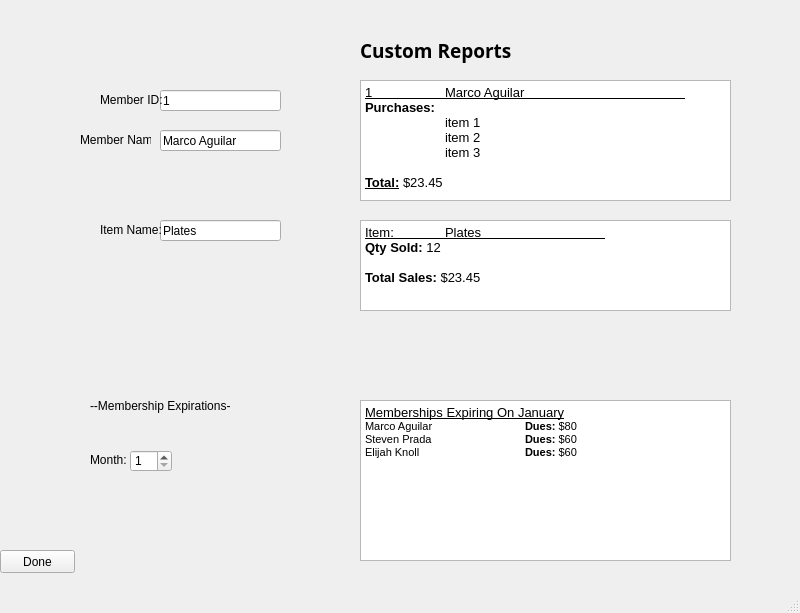
First picture: the form in Group4Project/mainwindow.ui, repository pradakev/Group4SuperWarehouse, before the edit.
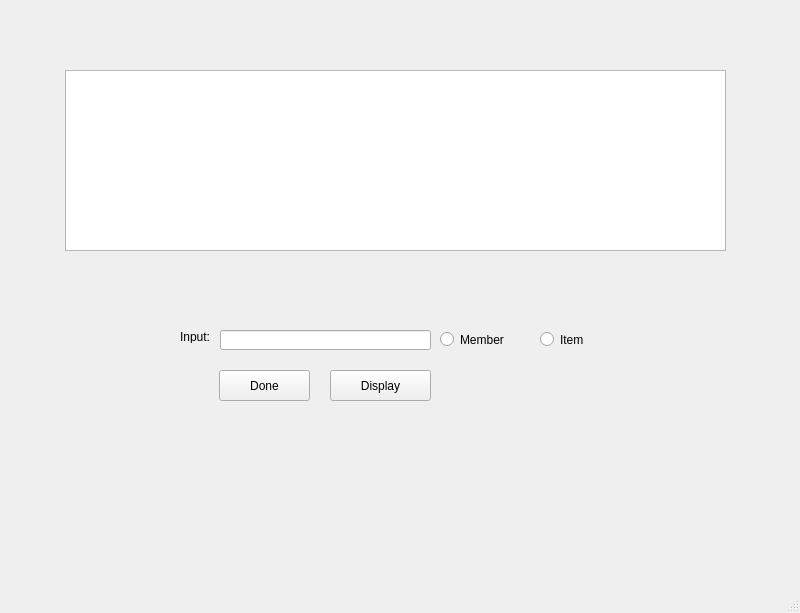
Second picture: the form after the edit. The open tabs and pages were chosen to show the change. Icons and pictures are not drawn.

```diff
--- a/Group4Project/mainwindow.ui
+++ b/Group4Project/mainwindow.ui
@@ -465,6 +465,93 @@
       </property>
      </widget>
     </widget>
+    <widget class="QWidget" name="Purchases">
+     <widget class="QLineEdit" name="lineEdit">
+      <property name="geometry">
+       <rect>
+        <x>220</x>
+        <y>330</y>
+        <width>211</width>
+        <height>20</height>
+       </rect>
+      </property>
+     </widget>
+     <widget class="QTextBrowser" name="textBrowser_4">
+      <property name="geometry">
+       <rect>
+        <x>65</x>
+        <y>70</y>
+        <width>661</width>
+        <height>181</height>
+       </rect>
+      </property>
+     </widget>
+     <widget class="QPushButton" name="purchases_done_pushButton">
+      <property name="geometry">
+       <rect>
+        <x>219</x>
+        <y>370</y>
+        <width>91</width>
+        <height>31</height>
+       </rect>
+      </property>
+      <property name="text">
+       <string>Done</string>
+      </property>
+     </widget>
+     <widget class="QPushButton" name="purchases_display_pushButton">
+      <property name="geometry">
+       <rect>
+        <x>330</x>
+        <y>370</y>
+        <width>101</width>
+        <height>31</height>
+       </rect>
+      </property>
+      <property name="text">
+       <string>Display</string>
+      </property>
+     </widget>
+     <widget class="QLabel" name="label_2">
+      <property name="geometry">
+       <rect>
+        <x>180</x>
+        <y>330</y>
+        <width>47</width>
+        <height>13</height>
+       </rect>
+      </property>
+      <property name="text">
+       <string>Input: </string>
+      </property>
+     </widget>
+     <widget class="QRadioButton" name="purchases_member_radioButton">
+      <property name="geometry">
+       <rect>
+        <x>440</x>
+        <y>330</y>
+        <width>84</width>
+        <height>19</height>
+       </rect>
+      </property>
+      <property name="text">
+       <string>Member</string>
+      </property>
+     </widget>
+     <widget class="QRadioButton" name="purchases_item_radioButton">
+      <property name="geometry">
+       <rect>
+        <x>540</x>
+        <y>330</y>
+        <width>84</width>
+        <height>19</height>
+       </rect>
+      </property>
+      <property name="text">
+       <string>Item</string>
+      </property>
+     </widget>
+    </widget>
     <widget class="QWidget" name="DailyReportPage_7">
      <property name="maximumSize">
       <size>
@@ -809,14 +896,14 @@
        <string>&lt;!DOCTYPE HTML PUBLIC &quot;-//W3C//DTD HTML 4.0//EN&quot; &quot;http://www.w3.org/TR/REC-html40/strict.dtd&quot;&gt;
 &lt;html&gt;&lt;head&gt;&lt;meta name=&quot;qrichtext&quot; content=&quot;1&quot; /&gt;&lt;style type=&quot;text/css&quot;&gt;
 p, li { white-space: pre-wrap; }
-&lt;/style&gt;&lt;/head&gt;&lt;body style=&quot; font-family:'.SF NS Text'; font-size:13pt; font-weight:400; font-style:normal;&quot;&gt;
-&lt;p style=&quot; margin-top:0px; margin-bottom:0px; margin-left:0px; margin-right:0px; -qt-block-indent:0; text-indent:0px;&quot;&gt;&lt;span style=&quot; font-family:'MS Shell Dlg 2'; font-size:10pt; text-decoration: underline;&quot;&gt;1	Marco Aguilar		&lt;/span&gt;&lt;/p&gt;
-&lt;p style=&quot; margin-top:0px; margin-bottom:0px; margin-left:0px; margin-right:0px; -qt-block-indent:0; text-indent:0px;&quot;&gt;&lt;span style=&quot; font-family:'MS Shell Dlg 2'; font-size:10pt; font-weight:600;&quot;&gt;Purchases:&lt;/span&gt;&lt;/p&gt;
-&lt;p style=&quot; margin-top:0px; margin-bottom:0px; margin-left:0px; margin-right:0px; -qt-block-indent:0; text-indent:0px;&quot;&gt;&lt;span style=&quot; font-family:'MS Shell Dlg 2'; font-size:10pt;&quot;&gt;	item 1&lt;/span&gt;&lt;/p&gt;
-&lt;p style=&quot; margin-top:0px; margin-bottom:0px; margin-left:0px; margin-right:0px; -qt-block-indent:0; text-indent:0px;&quot;&gt;&lt;span style=&quot; font-family:'MS Shell Dlg 2'; font-size:10pt;&quot;&gt;	item 2&lt;/span&gt;&lt;/p&gt;
-&lt;p style=&quot; margin-top:0px; margin-bottom:0px; margin-left:0px; margin-right:0px; -qt-block-indent:0; text-indent:0px;&quot;&gt;&lt;span style=&quot; font-family:'MS Shell Dlg 2'; font-size:10pt;&quot;&gt;	item 3&lt;/span&gt;&lt;/p&gt;
-&lt;p style=&quot;-qt-paragraph-type:empty; margin-top:0px; margin-bottom:0px; margin-left:0px; margin-right:0px; -qt-block-indent:0; text-indent:0px; font-family:'MS Shell Dlg 2'; font-size:10pt;&quot;&gt;&lt;br /&gt;&lt;/p&gt;
-&lt;p style=&quot; margin-top:0px; margin-bottom:0px; margin-left:0px; margin-right:0px; -qt-block-indent:0; text-indent:0px;&quot;&gt;&lt;span style=&quot; font-family:'MS Shell Dlg 2'; font-size:10pt; font-weight:600; text-decoration: underline;&quot;&gt;Total:&lt;/span&gt;&lt;span style=&quot; font-family:'MS Shell Dlg 2'; font-size:10pt;&quot;&gt; $23.45&lt;/span&gt;&lt;/p&gt;&lt;/body&gt;&lt;/html&gt;</string>
+&lt;/style&gt;&lt;/head&gt;&lt;body style=&quot; font-family:'MS Shell Dlg 2'; font-size:8.25pt; font-weight:400; font-style:normal;&quot;&gt;
+&lt;p style=&quot; margin-top:0px; margin-bottom:0px; margin-left:0px; margin-right:0px; -qt-block-indent:0; text-indent:0px;&quot;&gt;&lt;span style=&quot; font-size:10pt; text-decoration: underline;&quot;&gt;1	Marco Aguilar		&lt;/span&gt;&lt;/p&gt;
+&lt;p style=&quot; margin-top:0px; margin-bottom:0px; margin-left:0px; margin-right:0px; -qt-block-indent:0; text-indent:0px;&quot;&gt;&lt;span style=&quot; font-size:10pt; font-weight:600;&quot;&gt;Purchases:&lt;/span&gt;&lt;/p&gt;
+&lt;p style=&quot; margin-top:0px; margin-bottom:0px; margin-left:0px; margin-right:0px; -qt-block-indent:0; text-indent:0px;&quot;&gt;&lt;span style=&quot; font-size:10pt;&quot;&gt;	item 1&lt;/span&gt;&lt;/p&gt;
+&lt;p style=&quot; margin-top:0px; margin-bottom:0px; margin-left:0px; margin-right:0px; -qt-block-indent:0; text-indent:0px;&quot;&gt;&lt;span style=&quot; font-size:10pt;&quot;&gt;	item 2&lt;/span&gt;&lt;/p&gt;
+&lt;p style=&quot; margin-top:0px; margin-bottom:0px; margin-left:0px; margin-right:0px; -qt-block-indent:0; text-indent:0px;&quot;&gt;&lt;span style=&quot; font-size:10pt;&quot;&gt;	item 3&lt;/span&gt;&lt;/p&gt;
+&lt;p style=&quot;-qt-paragraph-type:empty; margin-top:0px; margin-bottom:0px; margin-left:0px; margin-right:0px; -qt-block-indent:0; text-indent:0px; font-size:10pt;&quot;&gt;&lt;br /&gt;&lt;/p&gt;
+&lt;p style=&quot; margin-top:0px; margin-bottom:0px; margin-left:0px; margin-right:0px; -qt-block-indent:0; text-indent:0px;&quot;&gt;&lt;span style=&quot; font-size:10pt; font-weight:600; text-decoration: underline;&quot;&gt;Total:&lt;/span&gt;&lt;span style=&quot; font-size:10pt;&quot;&gt; $23.45&lt;/span&gt;&lt;/p&gt;&lt;/body&gt;&lt;/html&gt;</string>
       </property>
      </widget>
      <widget class="QLineEdit" name="lineEdit_itemName">
@@ -858,11 +945,11 @@
        <string>&lt;!DOCTYPE HTML PUBLIC &quot;-//W3C//DTD HTML 4.0//EN&quot; &quot;http://www.w3.org/TR/REC-html40/strict.dtd&quot;&gt;
 &lt;html&gt;&lt;head&gt;&lt;meta name=&quot;qrichtext&quot; content=&quot;1&quot; /&gt;&lt;style type=&quot;text/css&quot;&gt;
 p, li { white-space: pre-wrap; }
-&lt;/style&gt;&lt;/head&gt;&lt;body style=&quot; font-family:'.SF NS Text'; font-size:13pt; font-weight:400; font-style:normal;&quot;&gt;
-&lt;p style=&quot; margin-top:0px; margin-bottom:0px; margin-left:0px; margin-right:0px; -qt-block-indent:0; text-indent:0px;&quot;&gt;&lt;span style=&quot; font-family:'MS Shell Dlg 2'; font-size:10pt; text-decoration: underline;&quot;&gt;Item:	Plates		&lt;/span&gt;&lt;/p&gt;
-&lt;p style=&quot; margin-top:0px; margin-bottom:0px; margin-left:0px; margin-right:0px; -qt-block-indent:0; text-indent:0px;&quot;&gt;&lt;span style=&quot; font-family:'MS Shell Dlg 2'; font-size:10pt; font-weight:600;&quot;&gt;Qty Sold: &lt;/span&gt;&lt;span style=&quot; font-family:'MS Shell Dlg 2'; font-size:10pt;&quot;&gt;12&lt;/span&gt;&lt;/p&gt;
-&lt;p style=&quot;-qt-paragraph-type:empty; margin-top:0px; margin-bottom:0px; margin-left:0px; margin-right:0px; -qt-block-indent:0; text-indent:0px; font-family:'MS Shell Dlg 2'; font-size:10pt;&quot;&gt;&lt;br /&gt;&lt;/p&gt;
-&lt;p style=&quot; margin-top:0px; margin-bottom:0px; margin-left:0px; margin-right:0px; -qt-block-indent:0; text-indent:0px;&quot;&gt;&lt;span style=&quot; font-family:'MS Shell Dlg 2'; font-size:10pt; font-weight:600;&quot;&gt;Total Sales:&lt;/span&gt;&lt;span style=&quot; font-family:'MS Shell Dlg 2'; font-size:10pt;&quot;&gt; $23.45&lt;/span&gt;&lt;/p&gt;&lt;/body&gt;&lt;/html&gt;</string>
+&lt;/style&gt;&lt;/head&gt;&lt;body style=&quot; font-family:'MS Shell Dlg 2'; font-size:8.25pt; font-weight:400; font-style:normal;&quot;&gt;
+&lt;p style=&quot; margin-top:0px; margin-bottom:0px; margin-left:0px; margin-right:0px; -qt-block-indent:0; text-indent:0px;&quot;&gt;&lt;span style=&quot; font-size:10pt; text-decoration: underline;&quot;&gt;Item:	Plates		&lt;/span&gt;&lt;/p&gt;
+&lt;p style=&quot; margin-top:0px; margin-bottom:0px; margin-left:0px; margin-right:0px; -qt-block-indent:0; text-indent:0px;&quot;&gt;&lt;span style=&quot; font-size:10pt; font-weight:600;&quot;&gt;Qty Sold: &lt;/span&gt;&lt;span style=&quot; font-size:10pt;&quot;&gt;12&lt;/span&gt;&lt;/p&gt;
+&lt;p style=&quot;-qt-paragraph-type:empty; margin-top:0px; margin-bottom:0px; margin-left:0px; margin-right:0px; -qt-block-indent:0; text-indent:0px; font-size:10pt;&quot;&gt;&lt;br /&gt;&lt;/p&gt;
+&lt;p style=&quot; margin-top:0px; margin-bottom:0px; margin-left:0px; margin-right:0px; -qt-block-indent:0; text-indent:0px;&quot;&gt;&lt;span style=&quot; font-size:10pt; font-weight:600;&quot;&gt;Total Sales:&lt;/span&gt;&lt;span style=&quot; font-size:10pt;&quot;&gt; $23.45&lt;/span&gt;&lt;/p&gt;&lt;/body&gt;&lt;/html&gt;</string>
       </property>
      </widget>
      <widget class="QLabel" name="label_memberExpirations">
@@ -920,11 +1007,11 @@
        <string>&lt;!DOCTYPE HTML PUBLIC &quot;-//W3C//DTD HTML 4.0//EN&quot; &quot;http://www.w3.org/TR/REC-html40/strict.dtd&quot;&gt;
 &lt;html&gt;&lt;head&gt;&lt;meta name=&quot;qrichtext&quot; content=&quot;1&quot; /&gt;&lt;style type=&quot;text/css&quot;&gt;
 p, li { white-space: pre-wrap; }
-&lt;/style&gt;&lt;/head&gt;&lt;body style=&quot; font-family:'.SF NS Text'; font-size:13pt; font-weight:400; font-style:normal;&quot;&gt;
-&lt;p style=&quot; margin-top:0px; margin-bottom:0px; margin-left:0px; margin-right:0px; -qt-block-indent:0; text-indent:0px;&quot;&gt;&lt;span style=&quot; font-family:'MS Shell Dlg 2'; font-size:10pt; text-decoration: underline;&quot;&gt;Memberships Expiring On January&lt;/span&gt;&lt;/p&gt;
-&lt;p style=&quot; margin-top:0px; margin-bottom:0px; margin-left:0px; margin-right:0px; -qt-block-indent:0; text-indent:0px;&quot;&gt;&lt;span style=&quot; font-family:'MS Shell Dlg 2'; font-size:8.25pt;&quot;&gt;Marco Aguilar		&lt;/span&gt;&lt;span style=&quot; font-family:'MS Shell Dlg 2'; font-size:8.25pt; font-weight:600;&quot;&gt;Dues:&lt;/span&gt;&lt;span style=&quot; font-family:'MS Shell Dlg 2'; font-size:8.25pt;&quot;&gt; $80&lt;/span&gt;&lt;/p&gt;
-&lt;p style=&quot; margin-top:0px; margin-bottom:0px; margin-left:0px; margin-right:0px; -qt-block-indent:0; text-indent:0px;&quot;&gt;&lt;span style=&quot; font-family:'MS Shell Dlg 2'; font-size:8.25pt;&quot;&gt;Steven Prada		&lt;/span&gt;&lt;span style=&quot; font-family:'MS Shell Dlg 2'; font-size:8.25pt; font-weight:600;&quot;&gt;Dues:&lt;/span&gt;&lt;span style=&quot; font-family:'MS Shell Dlg 2'; font-size:8.25pt;&quot;&gt; $60&lt;/span&gt;&lt;/p&gt;
-&lt;p style=&quot; margin-top:0px; margin-bottom:0px; margin-left:0px; margin-right:0px; -qt-block-indent:0; text-indent:0px;&quot;&gt;&lt;span style=&quot; font-family:'MS Shell Dlg 2'; font-size:8.25pt;&quot;&gt;Elijah Knoll		&lt;/span&gt;&lt;span style=&quot; font-family:'MS Shell Dlg 2'; font-size:8.25pt; font-weight:600;&quot;&gt;Dues:&lt;/span&gt;&lt;span style=&quot; font-family:'MS Shell Dlg 2'; font-size:8.25pt;&quot;&gt; $60&lt;/span&gt;&lt;/p&gt;&lt;/body&gt;&lt;/html&gt;</string>
+&lt;/style&gt;&lt;/head&gt;&lt;body style=&quot; font-family:'MS Shell Dlg 2'; font-size:8.25pt; font-weight:400; font-style:normal;&quot;&gt;
+&lt;p style=&quot; margin-top:0px; margin-bottom:0px; margin-left:0px; margin-right:0px; -qt-block-indent:0; text-indent:0px;&quot;&gt;&lt;span style=&quot; font-size:10pt; text-decoration: underline;&quot;&gt;Memberships Expiring On January&lt;/span&gt;&lt;/p&gt;
+&lt;p style=&quot; margin-top:0px; margin-bottom:0px; margin-left:0px; margin-right:0px; -qt-block-indent:0; text-indent:0px;&quot;&gt;Marco Aguilar		&lt;span style=&quot; font-weight:600;&quot;&gt;Dues:&lt;/span&gt; $80&lt;/p&gt;
+&lt;p style=&quot; margin-top:0px; margin-bottom:0px; margin-left:0px; margin-right:0px; -qt-block-indent:0; text-indent:0px;&quot;&gt;Steven Prada		&lt;span style=&quot; font-weight:600;&quot;&gt;Dues:&lt;/span&gt; $60&lt;/p&gt;
+&lt;p style=&quot; margin-top:0px; margin-bottom:0px; margin-left:0px; margin-right:0px; -qt-block-indent:0; text-indent:0px;&quot;&gt;Elijah Knoll		&lt;span style=&quot; font-weight:600;&quot;&gt;Dues:&lt;/span&gt; $60&lt;/p&gt;&lt;/body&gt;&lt;/html&gt;</string>
       </property>
      </widget>
      <widget class="QPushButton" name="pushButton_3">
```
Left out of the diff: 124 changed lines with no effect on the pictures.
